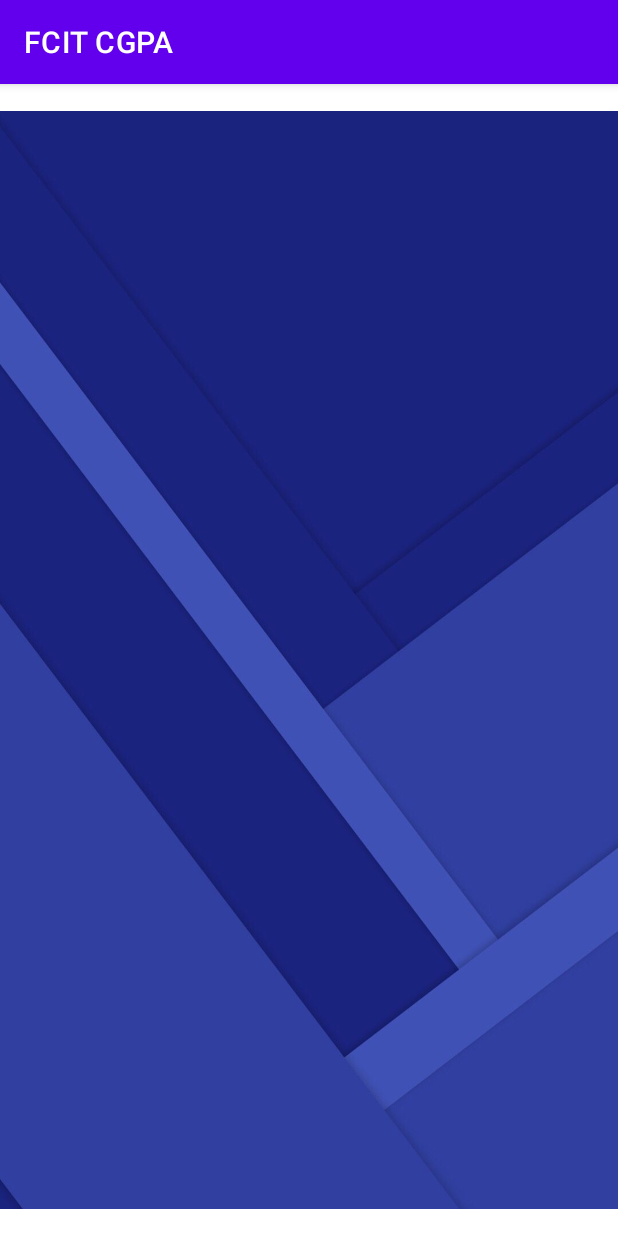
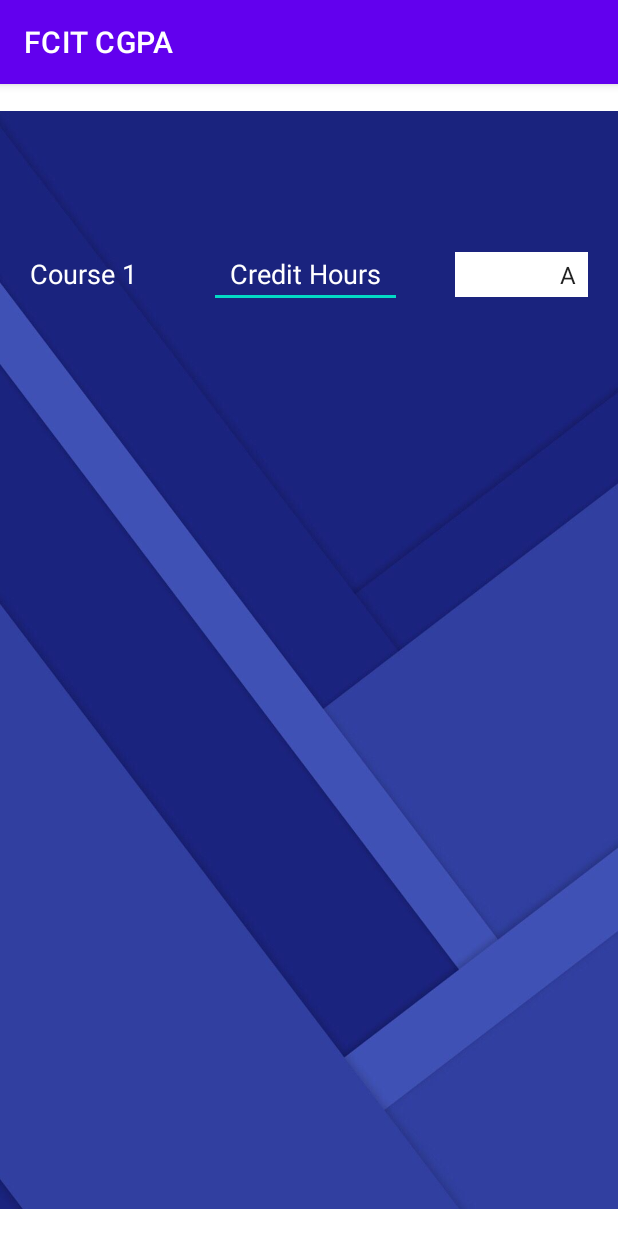
Before and after one commit to UzairAsadBaig/Mobile-Computing, an Android app: the CgpaActivity screen opened directly, with no data from a screen before it, on a phone screen of 412 x 824 dp. Run offline under Robolectric (Android 15) with nearby library versions, the phone set to English and light mode, and no system bars.

Commit message:
Prepared layout for CGPA page

```diff
--- a/FCITCGPA/app/src/main/java/com/example/fcitcgpa/CgpaActivity.java
+++ b/FCITCGPA/app/src/main/java/com/example/fcitcgpa/CgpaActivity.java
@@ -1,14 +1,23 @@
 package com.example.fcitcgpa;
 
 import androidx.appcompat.app.AppCompatActivity;
-
 import android.os.Bundle;
+import android.view.View;
+import android.widget.AdapterView;
+import android.widget.ArrayAdapter;
+import android.widget.Spinner;
+import android.widget.Toast;
 
 public class CgpaActivity extends AppCompatActivity {
-
+   Spinner gp1;
     @Override
     protected void onCreate(Bundle savedInstanceState) {
         super.onCreate(savedInstanceState);
         setContentView(R.layout.activity_cgpa);
+        gp1 = findViewById(R.id.gp1);
+        ArrayAdapter<CharSequence>adapter=ArrayAdapter.createFromResource(this, R.array.grades, android.R.layout.simple_spinner_item);
+        adapter.setDropDownViewResource(android.R.layout.simple_spinner_item);
+
+        gp1.setAdapter(adapter);
     }
 }
--- a/FCITCGPA/app/src/main/res/layout/activity_cgpa.xml
+++ b/FCITCGPA/app/src/main/res/layout/activity_cgpa.xml
@@ -2,8 +2,8 @@
 <androidx.constraintlayout.widget.ConstraintLayout xmlns:android="http://schemas.android.com/apk/res/android"
     xmlns:app="http://schemas.android.com/apk/res-auto"
     xmlns:tools="http://schemas.android.com/tools"
-    android:layout_width="match_parent"
-    android:layout_height="match_parent"
+    android:layout_width="wrap_content"
+    android:layout_height="wrap_content"
     tools:context=".CgpaActivity">
 
     <ImageView
@@ -12,8 +12,56 @@
         android:layout_height="wrap_content"
         app:layout_constraintBottom_toBottomOf="parent"
         app:layout_constraintEnd_toEndOf="parent"
+        app:layout_constraintHorizontal_bias="0.0"
         app:layout_constraintStart_toStartOf="parent"
         app:layout_constraintTop_toTopOf="parent"
+        app:layout_constraintVertical_bias="0.0"
         app:srcCompat="@drawable/img2" />
 
+    <LinearLayout
+        android:layout_width="0dp"
+        android:layout_height="wrap_content"
+        android:layout_marginTop="84dp"
+        android:orientation="horizontal"
+        android:padding="20dp"
+        app:layout_constraintEnd_toEndOf="parent"
+        app:layout_constraintStart_toStartOf="parent"
+        app:layout_constraintTop_toTopOf="parent">
+
+        <TextView
+            android:id="@+id/textView2"
+            android:layout_width="199dp"
+            android:layout_height="wrap_content"
+            android:layout_weight="1"
+            android:text="Course 1"
+            android:textColor="#FFFFFF"
+            android:textSize="18sp" />
+
+        <EditText
+            android:id="@+id/ch1"
+            android:layout_width="239dp"
+            android:layout_height="wrap_content"
+            android:layout_marginLeft="30dp"
+            android:layout_weight="1"
+            android:width="100dp"
+            android:ems="10"
+            android:hint="Credit Hours"
+            android:inputType="number"
+            android:textAlignment="center"
+            android:textColor="#FBFBFB"
+            android:textColorHighlight="#FFFFFF"
+            android:textColorHint="#FFFFFF" />
+
+        <Spinner
+            android:id="@+id/gp1"
+            style="@android:style/Widget.Material.Spinner"
+            android:layout_width="199dp"
+            android:layout_height="30dp"
+            android:layout_marginLeft="35dp"
+            android:layout_weight="1"
+            android:background="#FFF"
+            android:popupBackground="#FFF"
+            android:textAlignment="viewEnd" />
+    </LinearLayout>
+
 </androidx.constraintlayout.widget.ConstraintLayout>
--- a/FCITCGPA/app/src/main/res/values/strings.xml
+++ b/FCITCGPA/app/src/main/res/values/strings.xml
@@ -1,3 +1,15 @@
 <resources>
     <string name="app_name">FCIT CGPA</string>
+    <string-array name="grades">
+        <item>A</item>
+        <item>A-</item>
+        <item>B+</item>
+        <item>B</item>
+        <item>B-</item>
+        <item>C+</item>
+        <item>C</item>
+        <item>C-</item>
+        <item>D</item>
+        <item>F</item>
+    </string-array>
 </resources>
```
